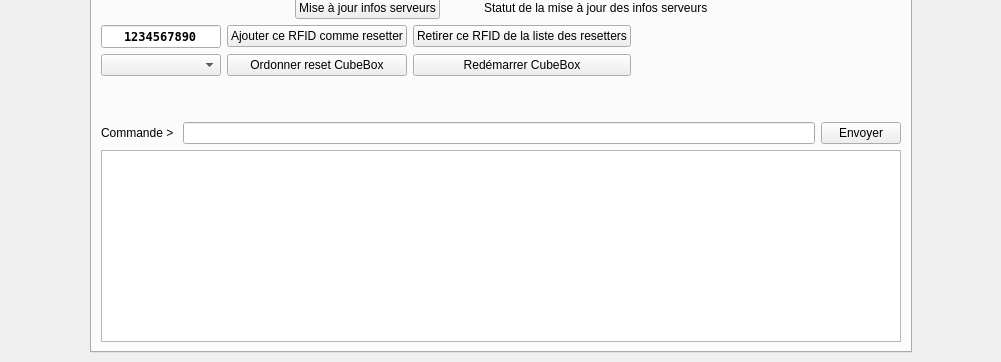
First picture: the form in thecubeivazio/cubegui/cubegui.ui, repository jwav/thecube-ivazio, before the edit; both pictures show x 0 to 1001 and y 619 to 981 of the 1001 by 981 pixel window.
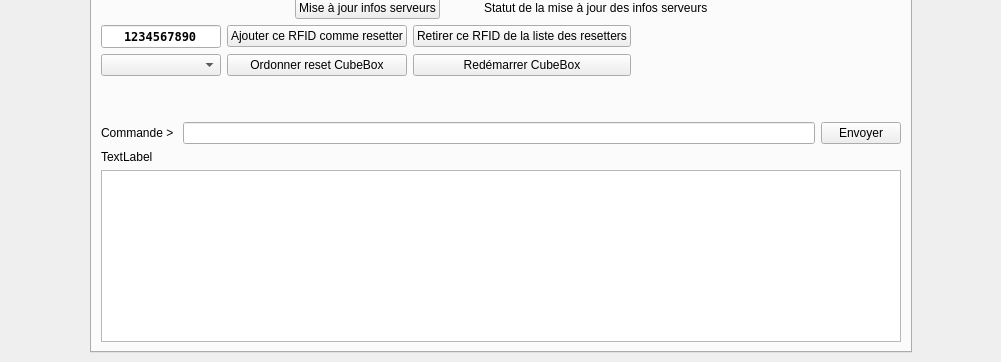
Second picture: the form after the edit. The open tabs and pages were chosen to show the change. Icons and pictures are not drawn.

Patch:
```diff
--- a/thecubeivazio/cubegui/cubegui.ui
+++ b/thecubeivazio/cubegui/cubegui.ui
@@ -1441,6 +1441,13 @@
           </item>
          </layout>
         </item>
+        <item>
+         <widget class="QLabel" name="lblAdminCommandStatusText">
+          <property name="text">
+           <string>TextLabel</string>
+          </property>
+         </widget>
+        </item>
         <item>
          <widget class="QListWidget" name="listWidget"/>
         </item>
```
Left out of the diff: 6 changed lines with no effect on the pictures.
